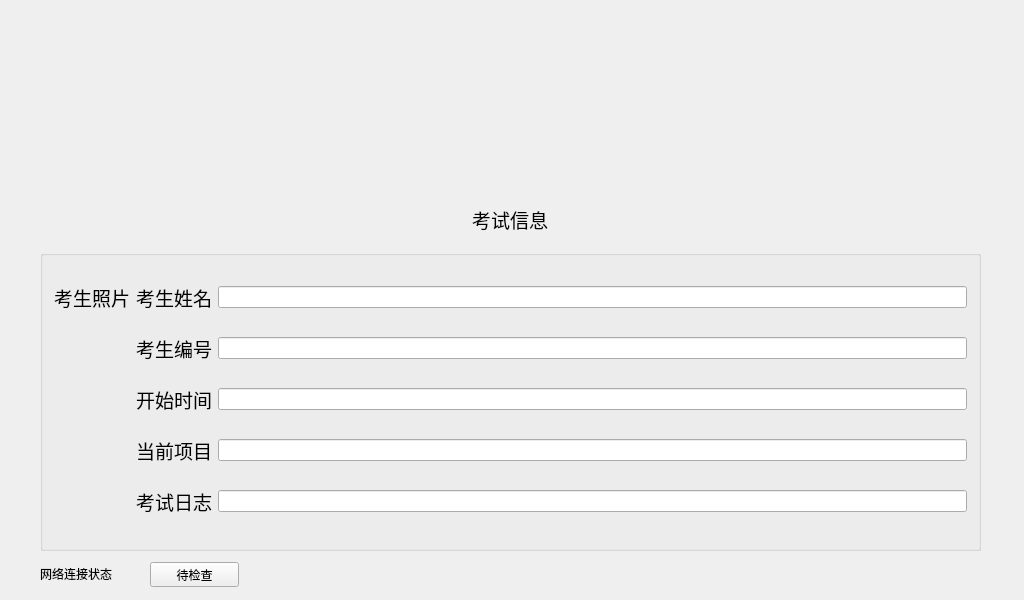
Old version of the form Blackbox/kaoshi.ui in the repository hlm12348765/QT.
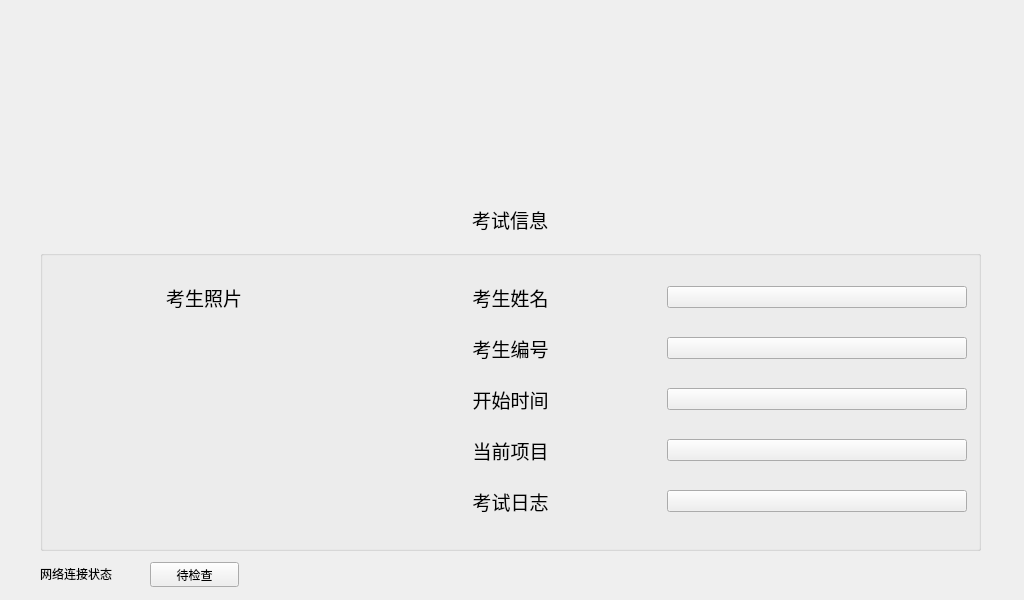
New version of the form. Icons and pictures are not drawn.

The edit to the form file:
```diff
--- a/Blackbox/kaoshi.ui
+++ b/Blackbox/kaoshi.ui
@@ -89,9 +89,6 @@
       </property>
      </widget>
     </item>
-    <item row="0" column="2">
-     <widget class="QLineEdit" name="lineEdit1"/>
-    </item>
     <item row="1" column="0" rowspan="4">
      <widget class="QLabel" name="label3">
       <property name="text">
@@ -106,9 +103,6 @@
       </property>
      </widget>
     </item>
-    <item row="1" column="2">
-     <widget class="QLineEdit" name="lineEdit2"/>
-    </item>
     <item row="2" column="1">
      <widget class="QLabel" name="label_7">
       <property name="text">
@@ -116,9 +110,6 @@
       </property>
      </widget>
     </item>
-    <item row="2" column="2">
-     <widget class="QLineEdit" name="lineEdit3"/>
-    </item>
     <item row="3" column="1">
      <widget class="QLabel" name="label_8">
       <property name="text">
@@ -126,9 +117,6 @@
       </property>
      </widget>
     </item>
-    <item row="3" column="2">
-     <widget class="QLineEdit" name="lineEdit4"/>
-    </item>
     <item row="4" column="1">
      <widget class="QLabel" name="label_9">
       <property name="text">
@@ -136,8 +124,40 @@
       </property>
      </widget>
     </item>
+    <item row="0" column="2">
+     <widget class="QPushButton" name="button2">
+      <property name="text">
+       <string/>
+      </property>
+     </widget>
+    </item>
+    <item row="1" column="2">
+     <widget class="QPushButton" name="button3">
+      <property name="text">
+       <string/>
+      </property>
+     </widget>
+    </item>
     <item row="4" column="2">
-     <widget class="QLineEdit" name="lineEdit5"/>
+     <widget class="QPushButton" name="button6">
+      <property name="text">
+       <string/>
+      </property>
+     </widget>
+    </item>
+    <item row="2" column="2">
+     <widget class="QPushButton" name="button4">
+      <property name="text">
+       <string/>
+      </property>
+     </widget>
+    </item>
+    <item row="3" column="2">
+     <widget class="QPushButton" name="button5">
+      <property name="text">
+       <string/>
+      </property>
+     </widget>
     </item>
    </layout>
   </widget>
```
